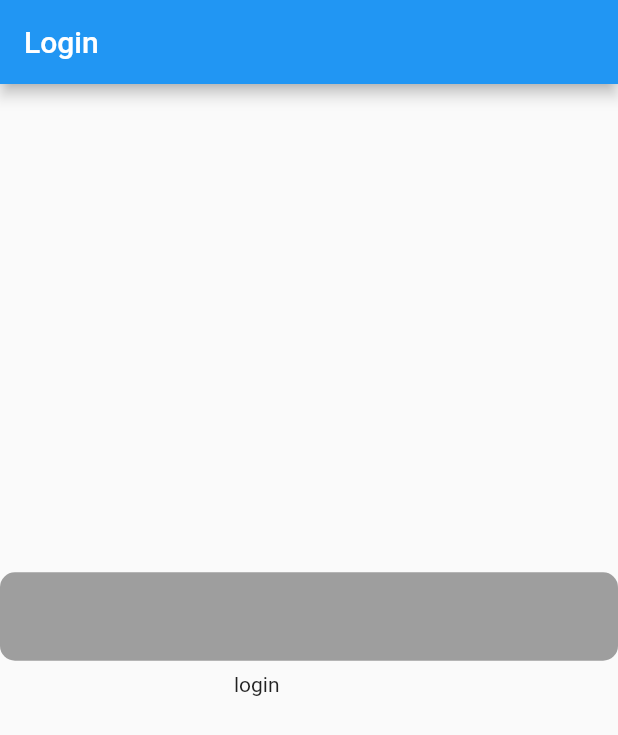
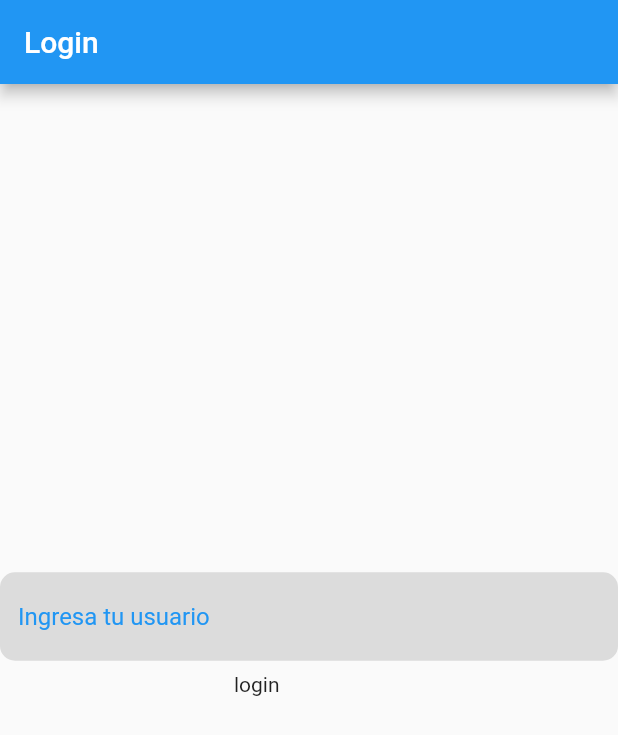
Before and after one commit to polilla2802/flutter_task_manager, a Flutter app: the screen it shows after launch, on a phone screen of 412 x 824 dp. Shown: the top 735 px of the screen. Run offline on Flutter 3.47's test engine with Material 2 defaults, Android fonts, the phone set to English and light mode, and no system bars.

Commit message:
Se hacen cambios al input

```diff
--- a/lib/app/presentation/components/input.dart
+++ b/lib/app/presentation/components/input.dart
@@ -54,15 +54,10 @@ class Input extends StatelessWidget {
       decoration: InputDecoration(
         alignLabelWithHint: true,
         labelText: labelText,
-        labelStyle: TextStyle(
-            overflow: TextOverflow.ellipsis,
-            color: focusNode != null
-                ? focusNode!.hasFocus
-                    ? Colors.red
-                    : Colors.grey
-                : Colors.black),
+        labelStyle:
+            TextStyle(overflow: TextOverflow.ellipsis, color: Colors.blue),
         filled: true,
-        fillColor: Colors.grey,
+        fillColor: Colors.black12,
         border: OutlineInputBorder(
           borderSide: BorderSide.none,
           borderRadius: BorderRadius.circular(10.0),
@@ -72,7 +67,7 @@ class Input extends StatelessWidget {
       validator: validator,
       onSaved: onSave,
       textInputAction: textInputAction,
-      cursorColor: Colors.red,
+      cursorColor: Colors.blue,
       onChanged: onChanged as void Function(String)?,
     );
   }
```
